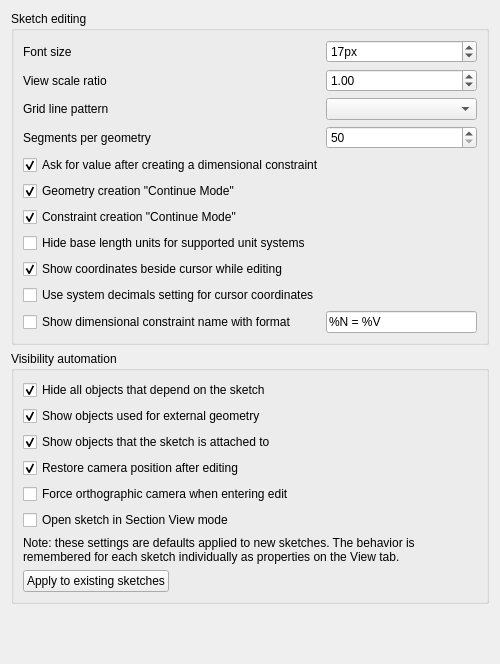
Qt form src/Mod/Sketcher/Gui/SketcherSettingsDisplay.ui (southseact-3d/fcd) before a commit.
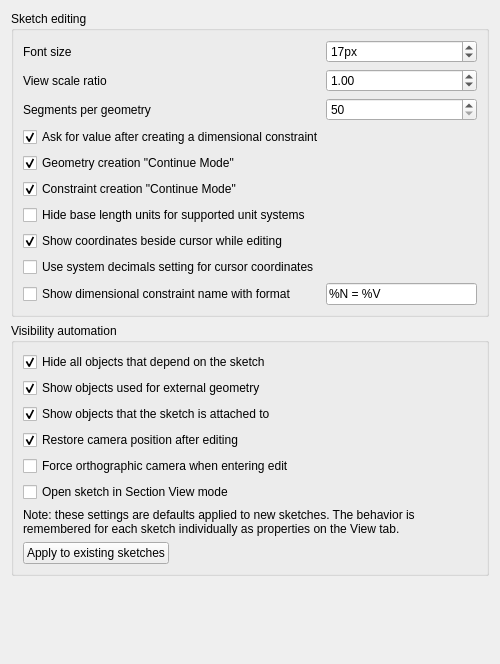
The same form after that commit. Custom widgets are drawn as their Qt base class.

Commit message: Sketcher: Grid rework. Include:     - Adding 'auto spacing' option.     - Drawing grid dynamically on viewer area only.     - Moving code to coinManager.     - Adding a 'grid tool' to sketcher-edit-mode toolbar.

```diff
--- a/src/Mod/Sketcher/Gui/SketcherSettingsDisplay.ui
+++ b/src/Mod/Sketcher/Gui/SketcherSettingsDisplay.ui
@@ -67,7 +67,7 @@
         </property>
        </widget>
       </item>
-      <item row="3" column="1">
+      <item row="2" column="1">
        <widget class="Gui::PrefSpinBox" name="SegmentsPerGeometry">
         <property name="toolTip">
          <string>The number of polygons used for geometry approximation.</string>
@@ -86,7 +86,7 @@
         </property>
        </widget>
       </item>
-      <item row="10" column="0">
+      <item row="9" column="0">
        <widget class="Gui::PrefCheckBox" name="checkBoxShowDimensionalName">
         <property name="toolTip">
          <string>If checked, displays the name on dimensional constraints (if exists).</string>
@@ -102,7 +102,7 @@
         </property>
        </widget>
       </item>
-      <item row="10" column="1">
+      <item row="9" column="1">
        <widget class="Gui::PrefLineEdit" name="prefDimensionalStringFormat">
         <property name="toolTip">
          <string>The format of the dimensional constraint string presentation.
@@ -125,7 +125,7 @@
         </property>
        </widget>
       </item>
-      <item row="3" column="0">
+      <item row="2" column="0">
        <widget class="QLabel" name="label_3">
         <property name="text">
          <string>Segments per geometry</string>
@@ -135,7 +135,7 @@
         </property>
        </widget>
       </item>
-      <item row="5" column="0" colspan="2">
+      <item row="4" column="0" colspan="2">
        <widget class="Gui::PrefCheckBox" name="continueMode">
         <property name="toolTip">
          <string>The current sketcher creation tool will remain active after creation.</string>
@@ -179,7 +179,7 @@
         </property>
        </widget>
       </item>
-      <item row="7" column="0" colspan="2">
+      <item row="6" column="0" colspan="2">
        <widget class="Gui::PrefCheckBox" name="checkBoxHideUnits">
         <property name="toolTip">
          <string>Base length units will not be displayed in constraints or cursor coordinates.
@@ -212,27 +212,7 @@
         </property>
        </widget>
       </item>
-      <item row="2" column="0">
-       <widget class="QLabel" name="label_2">
-        <property name="text">
-         <string>Grid line pattern</string>
-        </property>
-        <property name="buddy">
-         <cstring>comboBox</cstring>
-        </property>
-       </widget>
-      </item>
-      <item row="2" column="1">
-       <widget class="QComboBox" name="comboBox">
-        <property name="toolTip">
-         <string>Line pattern used for grid lines.</string>
-        </property>
-        <property name="currentIndex">
-         <number>-1</number>
-        </property>
-       </widget>
-      </item>
-      <item row="6" column="0" colspan="2">
+      <item row="5" column="0" colspan="2">
        <widget class="Gui::PrefCheckBox" name="constraintMode">
         <property name="toolTip">
          <string>The current constraint creation tool will remain active after creation.</string>
@@ -251,7 +231,7 @@
         </property>
        </widget>
       </item>
-      <item row="8" column="0">
+      <item row="7" column="0">
        <widget class="Gui::PrefCheckBox" name="checkBoxShowCursorCoords">
         <property name="toolTip">
          <string>Cursor position coordinates will be displayed beside cursor while editing sketch.</string>
@@ -270,7 +250,7 @@
         </property>
        </widget>
       </item>
-      <item row="4" column="0" colspan="2">
+      <item row="3" column="0" colspan="2">
        <widget class="Gui::PrefCheckBox" name="dialogOnDistanceConstraint">
         <property name="toolTip">
          <string>A dialog will pop up to input a value for new dimensional constraints.</string>
@@ -289,7 +269,7 @@
         </property>
        </widget>
       </item>
-      <item row="9" column="0">
+      <item row="8" column="0">
        <widget class="Gui::PrefCheckBox" name="checkBoxUseSystemDecimals">
         <property name="toolTip">
          <string>Cursor coordinates will use the system decimals setting instead of the short form.</string>
```
The commit also changes 22 other files.
